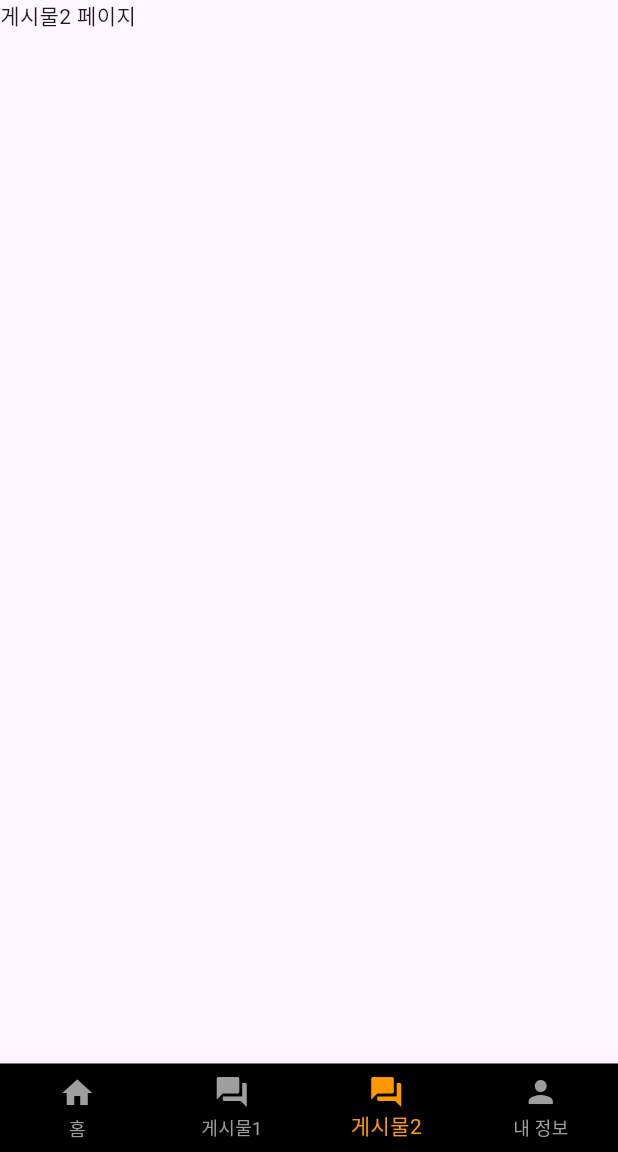
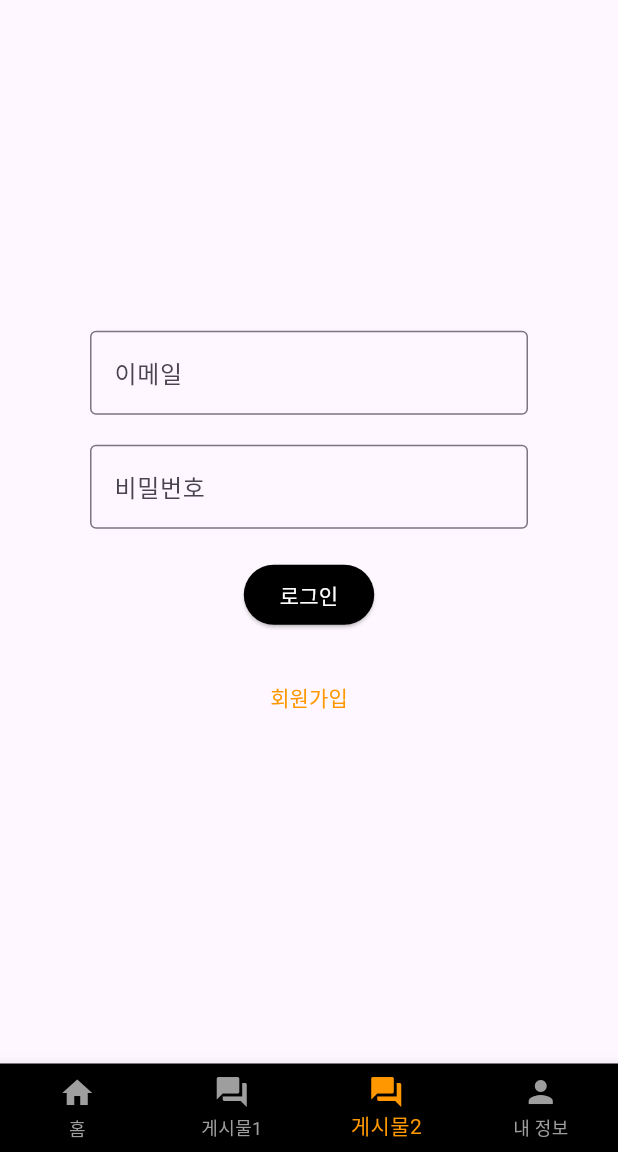
Before and after one commit to ithodol/tj2024b_app, a Flutter app: the MainApp screen opened directly, item 3 of the bottom bar chosen, on a phone screen of 412 x 824 dp, the part 84-1236 px from its top. Run offline on Flutter 3.47's test engine with Material 3 defaults, Android fonts, the phone set to English and light mode, and no system bars; our stand-ins replace dio; network calls fail.

Commit message:
JPA 실습 app 화면 구현

```diff
--- a/lib/app/layout/mainapp.dart
+++ b/lib/app/layout/mainapp.dart
@@ -1,6 +1,8 @@
 //
 
 import 'package:flutter/material.dart';
+import 'package:tj2024b_app/app/member/info.dart';
+import 'package:tj2024b_app/app/member/login.dart';
 import 'package:tj2024b_app/app/member/signup.dart';
 
 class MainApp extends StatefulWidget{
@@ -15,9 +17,8 @@ class _MainAppState extends State<MainApp>{
     // Widget : 여러 위젯들을 상속하는 상위 위젯(클래스)
   List<Widget> pages = [
     Text("홈 페이지"),
-    // Home(),
-    Text("게시물1 페이지"),
-    Text("게시물2 페이지"),
+    Info(), // Text("게시물1 페이지"),
+    Login(), // Text("게시물2 페이지"),
     Signup()
     // Text("내 정보 페이지"),
   ];
--- /dev/null
+++ b/lib/app/member/login.dart
@@ -0,0 +1,80 @@
+import 'package:dio/dio.dart';
+import 'package:flutter/material.dart';
+
+class Login extends StatefulWidget{
+  @override
+  State<StatefulWidget> createState() {
+    return _LoginState();
+  }
+}
+
+class _LoginState extends State<Login>{
+  TextEditingController emailController = TextEditingController();
+  TextEditingController pwdController = TextEditingController();
+
+
+  void onLogin() async{
+    final sendData = {
+      'memail' : emailController.text,
+      'mpwd' : pwdController.text
+    };
+
+    try{
+      Dio dio = Dio();
+      final response = await dio.post("http://localhost:8080/member/login", data: sendData);
+      final data = response.data;
+      if(data != ''){
+        print("로그인 성공");
+      }else{
+        print("로그인 실패");
+      }
+    }catch(e){
+      print(e);
+    }
+  }
+
+
+
+  @override
+  Widget build(BuildContext context) {
+    return Scaffold( // 레이아웃 위젯
+      body: Container( // 여백 제공 박스 위젯
+        padding: EdgeInsets.all(30), // 안쪽 여백
+        margin: EdgeInsets.all(30), // 바깥 여백
+        child: Column( // 하위 요소 세로 배치
+          mainAxisAlignment: MainAxisAlignment.center, // 현재 축(Column) 기준으로 정렬 (flex와 같음)
+          children: [ // 하위 요소들
+            TextField(
+              controller: emailController,
+              decoration: InputDecoration(labelText: "이메일", border: OutlineInputBorder()),
+            ),
+
+            SizedBox(height: 20),
+            TextField(
+              controller: pwdController, obscureText: true, // 입력값 감추기
+              decoration: InputDecoration(labelText: "비밀번호", border: OutlineInputBorder()),
+            ),
+
+            SizedBox(height: 20),
+            ElevatedButton(
+                onPressed: onLogin,
+                style: ElevatedButton.styleFrom(
+                    backgroundColor: Colors.black,
+                    foregroundColor: Colors.white
+                ),
+                child: Text("로그인")
+            ),
+
+            SizedBox(height: 20),
+            TextButton(
+                onPressed: () => {},
+                style: TextButton.styleFrom(
+                    foregroundColor: Colors.orange
+                ),
+                child: Text("회원가입"))
+          ],
+        ),
+      ),
+    );
+  }
+}
--- a/lib/app/member/signup.dart
+++ b/lib/app/member/signup.dart
@@ -16,7 +16,7 @@ class _SignupState extends State<Signup>{
   // 등록 버튼 클릭시
   void onSignup() async{
     final sendData = {
-      'email' : emailController.text,
+      'memail' : emailController.text,
       'mpwd' : pwdController.text,
       'mname' : nameController.text
     };
```
Also changed, not shown: lib/app/member/info.dart (added, +44 -0 lines).
